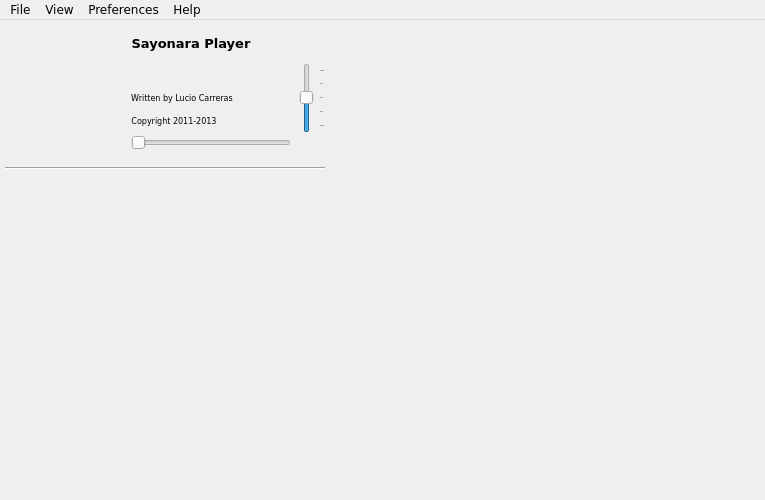
Before: the Qt Designer form trunk/src/GUI/player/GUI_Player.ui in shahid334/sayonara-player, drawn with Qt 5.
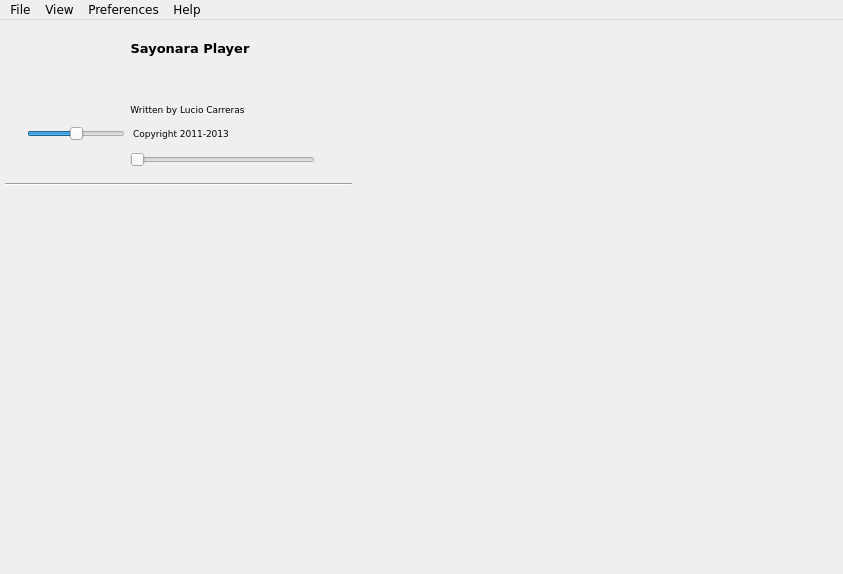
After: the same form once the commit is applied. Icons and pictures are not drawn. Custom widgets are drawn as their Qt base class.

Patch:
```diff
--- a/trunk/src/GUI/player/GUI_Player.ui
+++ b/trunk/src/GUI/player/GUI_Player.ui
@@ -6,8 +6,8 @@
    <rect>
     <x>0</x>
     <y>0</y>
-    <width>765</width>
-    <height>500</height>
+    <width>843</width>
+    <height>574</height>
    </rect>
   </property>
   <property name="minimumSize">
@@ -69,10 +69,140 @@
     <property name="bottomMargin">
      <number>12</number>
     </property>
+    <property name="horizontalSpacing">
+     <number>5</number>
+    </property>
     <property name="verticalSpacing">
      <number>0</number>
     </property>
-    <item row="7" column="3" rowspan="2">
+    <item row="0" column="4" rowspan="11" colspan="4">
+     <widget class="QWidget" name="library_widget" native="true">
+      <property name="sizePolicy">
+       <sizepolicy hsizetype="MinimumExpanding" vsizetype="Expanding">
+        <horstretch>5</horstretch>
+        <verstretch>0</verstretch>
+       </sizepolicy>
+      </property>
+      <property name="minimumSize">
+       <size>
+        <width>430</width>
+        <height>0</height>
+       </size>
+      </property>
+      <property name="baseSize">
+       <size>
+        <width>0</width>
+        <height>0</height>
+       </size>
+      </property>
+      <property name="focusPolicy">
+       <enum>Qt::StrongFocus</enum>
+      </property>
+      <property name="styleSheet">
+       <string notr="true"/>
+      </property>
+     </widget>
+    </item>
+    <item row="5" column="1">
+     <spacer name="verticalSpacer">
+      <property name="orientation">
+       <enum>Qt::Vertical</enum>
+      </property>
+      <property name="sizeType">
+       <enum>QSizePolicy::Fixed</enum>
+      </property>
+      <property name="sizeHint" stdset="0">
+       <size>
+        <width>20</width>
+        <height>5</height>
+       </size>
+      </property>
+     </spacer>
+    </item>
+    <item row="8" column="0" colspan="4">
+     <widget class="Line" name="line">
+      <property name="sizePolicy">
+       <sizepolicy hsizetype="MinimumExpanding" vsizetype="Fixed">
+        <horstretch>3</horstretch>
+        <verstretch>0</verstretch>
+       </sizepolicy>
+      </property>
+      <property name="orientation">
+       <enum>Qt::Horizontal</enum>
+      </property>
+     </widget>
+    </item>
+    <item row="9" column="0" colspan="4">
+     <layout class="QVBoxLayout" name="verticalLayout_2">
+      <property name="spacing">
+       <number>0</number>
+      </property>
+      <item>
+       <widget class="QWidget" name="plugin_widget" native="true">
+        <property name="sizePolicy">
+         <sizepolicy hsizetype="MinimumExpanding" vsizetype="Maximum">
+          <horstretch>0</horstretch>
+          <verstretch>0</verstretch>
+         </sizepolicy>
+        </property>
+        <property name="minimumSize">
+         <size>
+          <width>0</width>
+          <height>0</height>
+         </size>
+        </property>
+        <property name="maximumSize">
+         <size>
+          <width>16777215</width>
+          <height>1654887</height>
+         </size>
+        </property>
+        <property name="styleSheet">
+         <string notr="true"/>
+        </property>
+        <layout class="QGridLayout" name="gridLayout_2">
+         <property name="topMargin">
+          <number>0</number>
+         </property>
+         <property name="bottomMargin">
+          <number>0</number>
+         </property>
+        </layout>
+       </widget>
+      </item>
+     </layout>
+    </item>
+    <item row="6" column="3" rowspan="2">
+     <widget class="QFrame" name="my_frame_2">
+      <property name="minimumSize">
+       <size>
+        <width>32</width>
+        <height>32</height>
+       </size>
+      </property>
+      <property name="maximumSize">
+       <size>
+        <width>32</width>
+        <height>32</height>
+       </size>
+      </property>
+      <property name="frameShape">
+       <enum>QFrame::NoFrame</enum>
+      </property>
+      <property name="frameShadow">
+       <enum>QFrame::Plain</enum>
+      </property>
+      <property name="lineWidth">
+       <number>0</number>
+      </property>
+      <layout class="QGridLayout" name="gridLayout_4">
+       <property name="margin">
+        <number>0</number>
+       </property>
+       <property name="spacing">
+        <number>0</number>
+       </property>
+       <item row="0" column="0">
      <widget class="QPushButton" name="btn_stop">
       <property name="minimumSize">
        <size>
@@ -107,180 +237,116 @@
       </property>
      </widget>
     </item>
-    <item row="0" column="1" colspan="2">
-     <layout class="QHBoxLayout" name="horizontalLayout_3">
-      <item>
-       <widget class="QLabel" name="lab_sayonara">
-        <property name="sizePolicy">
-         <sizepolicy hsizetype="Preferred" vsizetype="Maximum">
-          <horstretch>0</horstretch>
-          <verstretch>0</verstretch>
-         </sizepolicy>
-        </property>
-        <property name="minimumSize">
-         <size>
-          <width>0</width>
-          <height>40</height>
-         </size>
-        </property>
-        <property name="maximumSize">
-         <size>
-          <width>16777215</width>
-          <height>40</height>
-         </size>
-        </property>
-        <property name="font">
-         <font>
-          <pointsize>10</pointsize>
-          <weight>75</weight>
-          <bold>true</bold>
-          <stylestrategy>PreferAntialias</stylestrategy>
-         </font>
-        </property>
-        <property name="text">
-         <string>Sayonara Player</string>
-        </property>
-        <property name="alignment">
-         <set>Qt::AlignCenter</set>
-        </property>
-       </widget>
-      </item>
-      <item>
-       <widget class="QLabel" name="lab_title">
-        <property name="sizePolicy">
-         <sizepolicy hsizetype="Preferred" vsizetype="Preferred">
-          <horstretch>0</horstretch>
-          <verstretch>0</verstretch>
-         </sizepolicy>
-        </property>
-        <property name="minimumSize">
-         <size>
-          <width>0</width>
-          <height>40</height>
-         </size>
-        </property>
-        <property name="maximumSize">
-         <size>
-          <width>16777215</width>
-          <height>40</height>
-         </size>
-        </property>
-        <property name="font">
-         <font>
-          <pointsize>10</pointsize>
-          <weight>75</weight>
-          <bold>true</bold>
-          <stylestrategy>PreferAntialias</stylestrategy>
-         </font>
-        </property>
-        <property name="styleSheet">
-         <string notr="true"/>
-        </property>
-        <property name="locale">
-         <locale language="German" country="Germany"/>
-        </property>
-        <property name="inputMethodHints">
-         <set>Qt::ImhNone</set>
-        </property>
-        <property name="text">
-         <string notr="true"/>
-        </property>
-        <property name="textFormat">
-         <enum>Qt::PlainText</enum>
-        </property>
-        <property name="scaledContents">
-         <bool>true</bool>
-        </property>
-        <property name="alignment">
-         <set>Qt::AlignCenter</set>
-        </property>
-        <property name="wordWrap">
-         <bool>true</bool>
-        </property>
-        <property name="textInteractionFlags">
-         <set>Qt::LinksAccessibleByMouse|Qt::TextSelectableByMouse</set>
-        </property>
-       </widget>
-      </item>
-      <item>
-       <widget class="QPushButton" name="btn_correct">
-        <property name="minimumSize">
-         <size>
-          <width>0</width>
-          <height>0</height>
-         </size>
-        </property>
-        <property name="maximumSize">
-         <size>
-          <width>18</width>
-          <height>18</height>
-         </size>
-        </property>
-        <property name="toolTip">
-         <string>Correct Metadata</string>
-        </property>
-        <property name="text">
-         <string/>
-        </property>
-        <property name="icon">
-         <iconset>
-          <normaloff>:/icons/id3.png</normaloff>:/icons/id3.png</iconset>
-        </property>
-        <property name="iconSize">
-         <size>
-          <width>18</width>
-          <height>18</height>
-         </size>
-        </property>
-        <property name="flat">
-         <bool>true</bool>
-        </property>
-       </widget>
-      </item>
-     </layout>
+      </layout>
+     </widget>
     </item>
-    <item row="12" column="0" colspan="4">
-     <widget class="QWidget" name="playlist_widget" native="true">
+    <item row="6" column="1" rowspan="2" colspan="2">
+     <widget class="QFrame" name="my_frame_3">
+      <property name="frameShape">
+       <enum>QFrame::NoFrame</enum>
+      </property>
+      <property name="frameShadow">
+       <enum>QFrame::Plain</enum>
+      </property>
+      <property name="lineWidth">
+       <number>0</number>
+      </property>
+      <layout class="QGridLayout" name="gridLayout_6">
+       <property name="margin">
+        <number>0</number>
+       </property>
+       <property name="spacing">
+        <number>0</number>
+       </property>
+       <item row="1" column="0">
+        <widget class="QLabel" name="curTime">
       <property name="sizePolicy">
-       <sizepolicy hsizetype="MinimumExpanding" vsizetype="MinimumExpanding">
+          <sizepolicy hsizetype="Minimum" vsizetype="Preferred">
         <horstretch>0</horstretch>
         <verstretch>0</verstretch>
        </sizepolicy>
       </property>
-     </widget>
-    </item>
-    <item row="0" column="0" rowspan="7">
-     <widget class="QPushButton" name="albumCover">
       <property name="minimumSize">
        <size>
-        <width>95</width>
-        <height>95</height>
+           <width>50</width>
+           <height>0</height>
        </size>
       </property>
       <property name="maximumSize">
        <size>
-        <width>95</width>
-        <height>95</height>
-       </size>
-      </property>
-      <property name="focusPolicy">
-       <enum>Qt::NoFocus</enum>
-      </property>
+           <width>50</width>
+           <height>16</height>
+          </size>
+         </property>
+         <property name="font">
+          <font>
+           <pointsize>7</pointsize>
+          </font>
+         </property>
+         <property name="styleSheet">
+          <string notr="true"/>
+         </property>
+         <property name="lineWidth">
+          <number>0</number>
+         </property>
       <property name="text">
-       <string/>
-      </property>
-      <property name="iconSize">
+          <string notr="true"/>
+         </property>
+        </widget>
+       </item>
+       <item row="1" column="1">
+        <spacer name="horizontalSpacer">
+         <property name="orientation">
+          <enum>Qt::Horizontal</enum>
+         </property>
+         <property name="sizeType">
+          <enum>QSizePolicy::MinimumExpanding</enum>
+         </property>
+         <property name="sizeHint" stdset="0">
        <size>
-        <width>95</width>
-        <height>95</height>
-       </size>
-      </property>
-      <property name="flat">
-       <bool>true</bool>
-      </property>
-     </widget>
-    </item>
-    <item row="7" column="1" colspan="2">
+           <width>85</width>
+           <height>13</height>
+          </size>
+         </property>
+        </spacer>
+       </item>
+       <item row="1" column="2">
+        <widget class="QLabel" name="maxTime">
+         <property name="sizePolicy">
+          <sizepolicy hsizetype="Minimum" vsizetype="Preferred">
+           <horstretch>0</horstretch>
+           <verstretch>0</verstretch>
+          </sizepolicy>
+         </property>
+         <property name="minimumSize">
+          <size>
+           <width>50</width>
+           <height>0</height>
+          </size>
+         </property>
+         <property name="maximumSize">
+          <size>
+           <width>100</width>
+           <height>16</height>
+          </size>
+         </property>
+         <property name="font">
+          <font>
+           <pointsize>7</pointsize>
+          </font>
+         </property>
+         <property name="lineWidth">
+          <number>0</number>
+         </property>
+         <property name="text">
+          <string notr="true"/>
+         </property>
+         <property name="alignment">
+          <set>Qt::AlignRight|Qt::AlignTrailing|Qt::AlignVCenter</set>
+         </property>
+        </widget>
+       </item>
+       <item row="0" column="0" colspan="3">
      <widget class="SearchSlider" name="songProgress">
       <property name="sizePolicy">
        <sizepolicy hsizetype="Expanding" vsizetype="Fixed">
@@ -326,7 +392,40 @@
       </property>
      </widget>
     </item>
-    <item row="7" column="0" rowspan="2">
+      </layout>
+     </widget>
+    </item>
+    <item row="6" column="0" rowspan="2">
+     <widget class="QFrame" name="my_frame">
+      <property name="minimumSize">
+       <size>
+        <width>0</width>
+        <height>32</height>
+       </size>
+      </property>
+      <property name="maximumSize">
+       <size>
+        <width>16777215</width>
+        <height>32</height>
+       </size>
+      </property>
+      <property name="frameShape">
+       <enum>QFrame::NoFrame</enum>
+      </property>
+      <property name="frameShadow">
+       <enum>QFrame::Plain</enum>
+      </property>
+      <property name="lineWidth">
+       <number>0</number>
+      </property>
+      <layout class="QGridLayout" name="gridLayout_3">
+       <property name="margin">
+        <number>0</number>
+       </property>
+       <property name="spacing">
+        <number>0</number>
+       </property>
+       <item row="0" column="0">
      <layout class="QHBoxLayout" name="horizontalLayout_2">
       <property name="spacing">
        <number>0</number>
@@ -413,13 +512,10 @@
         </property>
         <property name="iconSize">
          <size>
-          <width>28</width>
-          <height>28</height>
-         </size>
-        </property>
-        <property name="shortcut">
-         <string/>
-        </property>
+             <width>26</width>
+             <height>26</height>
+            </size>
+           </property>
         <property name="autoDefault">
          <bool>false</bool>
         </property>
@@ -457,10 +553,13 @@
         </property>
         <property name="iconSize">
          <size>
-          <width>28</width>
-          <height>28</height>
-         </size>
-        </property>
+             <width>26</width>
+             <height>26</height>
+            </size>
+           </property>
+           <property name="shortcut">
+            <string>Ctrl+S</string>
+           </property>
         <property name="checkable">
          <bool>true</bool>
         </property>
@@ -512,296 +611,137 @@
       </item>
      </layout>
     </item>
-    <item row="1" column="3" rowspan="6">
-     <widget class="SearchSlider" name="volumeSlider">
-      <property name="sizePolicy">
-       <sizepolicy hsizetype="Fixed" vsizetype="Expanding">
-        <horstretch>0</horstretch>
-        <verstretch>0</verstretch>
-       </sizepolicy>
-      </property>
-      <property name="maximumSize">
-       <size>
-        <width>28</width>
-        <height>70</height>
-       </size>
-      </property>
-      <property name="focusPolicy">
-       <enum>Qt::NoFocus</enum>
-      </property>
-      <property name="value">
-       <number>50</number>
-      </property>
-      <property name="tracking">
-       <bool>true</bool>
-      </property>
-      <property name="orientation">
-       <enum>Qt::Vertical</enum>
-      </property>
-      <property name="invertedAppearance">
-       <bool>false</bool>
-      </property>
-      <property name="invertedControls">
-       <bool>false</bool>
-      </property>
-      <property name="tickPosition">
-       <enum>QSlider::TicksBelow</enum>
-      </property>
-      <property name="tickInterval">
-       <number>25</number>
-      </property>
+      </layout>
      </widget>
     </item>
-    <item row="0" column="6" rowspan="13" colspan="4">
-     <widget class="QWidget" name="library_widget" native="true">
+    <item row="10" column="0" colspan="4">
+     <widget class="QWidget" name="playlist_widget" native="true">
       <property name="sizePolicy">
-       <sizepolicy hsizetype="MinimumExpanding" vsizetype="Expanding">
-        <horstretch>5</horstretch>
-        <verstretch>0</verstretch>
-       </sizepolicy>
-      </property>
-      <property name="minimumSize">
-       <size>
-        <width>430</width>
-        <height>0</height>
-       </size>
-      </property>
-      <property name="baseSize">
-       <size>
-        <width>0</width>
-        <height>0</height>
-       </size>
-      </property>
-      <property name="focusPolicy">
-       <enum>Qt::StrongFocus</enum>
-      </property>
-      <property name="styleSheet">
-       <string notr="true"/>
-      </property>
-     </widget>
-    </item>
-    <item row="9" column="0" colspan="4">
-     <widget class="Line" name="line">
-      <property name="enabled">
-       <bool>true</bool>
-      </property>
-      <property name="sizePolicy">
-       <sizepolicy hsizetype="MinimumExpanding" vsizetype="Fixed">
+       <sizepolicy hsizetype="MinimumExpanding" vsizetype="MinimumExpanding">
         <horstretch>3</horstretch>
         <verstretch>0</verstretch>
        </sizepolicy>
       </property>
-      <property name="minimumSize">
-       <size>
-        <width>320</width>
-        <height>3</height>
-       </size>
-      </property>
-      <property name="styleSheet">
-       <string notr="true"/>
-      </property>
-      <property name="frameShadow">
-       <enum>QFrame::Sunken</enum>
-      </property>
-      <property name="lineWidth">
-       <number>1</number>
-      </property>
-      <property name="midLineWidth">
-       <number>0</number>
-      </property>
-      <property name="orientation">
-       <enum>Qt::Horizontal</enum>
-      </property>
      </widget>
     </item>
-    <item row="8" column="1" colspan="2">
+    <item row="0" column="1" colspan="3">
      <layout class="QHBoxLayout" name="horizontalLayout">
-      <property name="spacing">
-       <number>2</number>
-      </property>
+      <item>
+       <widget class="QLabel" name="lab_sayonara">
+        <property name="sizePolicy">
+         <sizepolicy hsizetype="Preferred" vsizetype="Maximum">
+          <horstretch>0</horstretch>
+          <verstretch>0</verstretch>
+         </sizepolicy>
+        </property>
+        <property name="minimumSize">
+         <size>
+          <width>0</width>
+          <height>40</height>
+         </size>
+        </property>
+        <property name="maximumSize">
+         <size>
+          <width>16777215</width>
+          <height>40</height>
+         </size>
+        </property>
+        <property name="font">
+         <font>
+          <pointsize>10</pointsize>
+          <weight>75</weight>
+          <bold>true</bold>
+          <stylestrategy>PreferAntialias</stylestrategy>
+         </font>
+        </property>
+        <property name="text">
+         <string>Sayonara Player</string>
+        </property>
+        <property name="alignment">
+         <set>Qt::AlignCenter</set>
+        </property>
+       </widget>
+      </item>
       <item>
-       <widget class="QLabel" name="curTime">
+       <widget class="QLabel" name="lab_title">
         <property name="sizePolicy">
-         <sizepolicy hsizetype="Minimum" vsizetype="Preferred">
+         <sizepolicy hsizetype="MinimumExpanding" vsizetype="Preferred">
           <horstretch>0</horstretch>
           <verstretch>0</verstretch>
          </sizepolicy>
         </property>
         <property name="minimumSize">
          <size>
-          <width>50</width>
-          <height>0</height>
+          <width>0</width>
+          <height>40</height>
          </size>
         </property>
         <property name="maximumSize">
          <size>
-          <width>50</width>
-          <height>16</height>
+          <width>16777215</width>
+          <height>40</height>
          </size>
         </property>
         <property name="font">
          <font>
-          <pointsize>7</pointsize>
+          <pointsize>10</pointsize>
+          <weight>75</weight>
+          <bold>true</bold>
+          <stylestrategy>PreferAntialias</stylestrategy>
          </font>
         </property>
         <property name="styleSheet">
-         <string notr="true"/>
+         <string notr="true">border-bottom: 1px groove qlineargradient(x1: 0, y1: 0, x2: 1, y2: 0, stop:0 transparent, stop: 0.3 #242424, stop: 0.7 #242424, stop: 1.0 transparent);</string>
         </property>
-        <property name="lineWidth">
-         <number>0</number>
+        <property name="locale">
+         <locale language="German" country="Germany"/>
         </property>
         <property name="text">
          <string notr="true"/>
         </property>
-       </widget>
-      </item>
-      <item>
-       <spacer name="horizontalSpacer">
-        <property name="orientation">
-         <enum>Qt::Horizontal</enum>
+        <property name="textFormat">
+         <enum>Qt::PlainText</enum>
         </property>
-        <property name="sizeType">
-         <enum>QSizePolicy::MinimumExpanding</enum>
-        </property>
-        <property name="sizeHint" stdset="0">
-         <size>
-          <width>40</width>
-          <height>10</height>
-         </size>
-        </property>
-       </spacer>
-      </item>
-      <item>
-       <widget class="QLabel" name="maxTime">
-        <property name="sizePolicy">
-         <sizepolicy hsizetype="Minimum" vsizetype="Preferred">
-          <horstretch>0</horstretch>
-          <verstretch>0</verstretch>
-         </sizepolicy>
-        </property>
-        <property name="minimumSize">
-         <size>
-          <width>50</width>
-          <height>0</height>
-         </size>
-        </property>
-        <property name="maximumSize">
-         <size>
-          <width>100</width>
-          <height>16</height>
-         </size>
-        </property>
-        <property name="font">
-         <font>
-          <pointsize>7</pointsize>
-         </font>
-        </property>
-        <property name="lineWidth">
-         <number>0</number>
-        </property>
-        <property name="text">
-         <string notr="true"/>
+        <property name="scaledContents">
+         <bool>true</bool>
         </property>
         <property name="alignment">
-         <set>Qt::AlignRight|Qt::AlignTrailing|Qt::AlignVCenter</set>
+         <set>Qt::AlignCenter</set>
+        </property>
+        <property name="wordWrap">
+         <bool>true</bool>
+        </property>
+        <property name="textInteractionFlags">
+         <set>Qt::LinksAccessibleByMouse|Qt::TextSelectableByMouse</set>
         </property>
        </widget>
       </item>
      </layout>
     </item>
-    <item row="0" column="3">
-     <widget class="QPushButton" name="btn_mute">
+    <item row="1" column="1" colspan="3">
+     <layout class="QHBoxLayout" name="horizontalLayout_3">
+      <item>
+       <widget class="QLabel" name="lab_version">
+        <property name="minimumSize">
+         <size>
+          <width>0</width>
+          <height>20</height>
+         </size>
+        </property>
       <property name="maximumSize">
        <size>
-        <width>28</width>
-        <height>30</height>
-       </size>
-      </property>
-      <property name="focusPolicy">
-       <enum>Qt::NoFocus</enum>
+          <width>16777215</width>
+          <height>20</height>
+         </size>
+        </property>
+        <property name="font">
+         <font>
+          <pointsize>8</pointsize>
+          <stylestrategy>PreferAntialias</stylestrategy>
+         </font>
       </property>
       <property name="text">
        <string/>
-      </property>
-      <property name="icon">
-       <iconset>
-        <normaloff>:/icons/vol_mute.png</normaloff>:/icons/vol_mute.png</iconset>
-      </property>
-      <property name="iconSize">
-       <size>
-        <width>24</width>
-        <height>24</height>
-       </size>
-      </property>
-      <property name="flat">
-       <bool>true</bool>
-      </property>
-     </widget>
-    </item>
-    <item row="11" column="0" colspan="4">
-     <layout class="QVBoxLayout" name="verticalLayout_2">
-      <property name="spacing">
-       <number>0</number>
-      </property>
-      <item>
-       <widget class="QWidget" name="plugin_widget" native="true">
-        <property name="sizePolicy">
-         <sizepolicy hsizetype="MinimumExpanding" vsizetype="Maximum">
-          <horstretch>0</horstretch>
-          <verstretch>0</verstretch>
-         </sizepolicy>
-        </property>
-        <property name="minimumSize">
-         <size>
-          <width>0</width>
-          <height>0</height>
-         </size>
-        </property>
-        <property name="maximumSize">
-         <size>
-          <width>16777215</width>
-          <height>1654887</height>
-         </size>
-        </property>
-        <property name="styleSheet">
-         <string notr="true"/>
-        </property>
-        <layout class="QGridLayout" name="gridLayout_2">
-         <property name="topMargin">
-          <number>0</number>
-         </property>
-         <property name="bottomMargin">
-          <number>0</number>
-         </property>
-        </layout>
-       </widget>
-      </item>
-     </layout>
-    </item>
-    <item row="3" column="1" rowspan="2" colspan="2">
-     <layout class="QHBoxLayout" name="horizontalLayout_6">
-      <item>
-       <widget class="QLabel" name="lab_writtenby">
-        <property name="minimumSize">
-         <size>
-          <width>0</width>
-          <height>20</height>
-         </size>
-        </property>
-        <property name="maximumSize">
-         <size>
-          <width>16777215</width>
-          <height>20</height>
-         </size>
-        </property>
-        <property name="font">
-         <font>
-          <pointsize>6</pointsize>
-          <stylestrategy>PreferAntialias</stylestrategy>
-         </font>
-        </property>
-        <property name="text">
-         <string>Written by Lucio Carreras</string>
         </property>
         <property name="alignment">
          <set>Qt::AlignCenter</set>
@@ -811,7 +751,7 @@
       <item>
        <widget class="QLabel" name="lab_artist">
         <property name="sizePolicy">
-         <sizepolicy hsizetype="Ignored" vsizetype="Preferred">
+         <sizepolicy hsizetype="MinimumExpanding" vsizetype="Preferred">
           <horstretch>0</horstretch>
           <verstretch>0</verstretch>
          </sizepolicy>
@@ -830,7 +770,9 @@
         </property>
         <property name="font">
          <font>
-          <pointsize>6</pointsize>
+          <pointsize>7</pointsize>
+          <weight>75</weight>
+          <bold>true</bold>
           <stylestrategy>PreferAntialias</stylestrategy>
          </font>
         </property>
@@ -862,10 +804,96 @@
       </item>
      </layout>
     </item>
-    <item row="5" column="1" rowspan="2" colspan="2">
-     <layout class="QHBoxLayout" name="horizontalLayout_7">
+    <item row="2" column="1" colspan="3">
+     <layout class="QHBoxLayout" name="horizontalLayout_4">
+      <item>
+       <widget class="QLabel" name="lab_writtenby">
+        <property name="sizePolicy">
+         <sizepolicy hsizetype="Preferred" vsizetype="Preferred">
+          <horstretch>0</horstretch>
+          <verstretch>0</verstretch>
+         </sizepolicy>
+        </property>
+        <property name="minimumSize">
+         <size>
+          <width>0</width>
+          <height>20</height>
+         </size>
+        </property>
+        <property name="maximumSize">
+         <size>
+          <width>16777215</width>
+          <height>20</height>
+         </size>
+        </property>
+        <property name="font">
+         <font>
+          <pointsize>7</pointsize>
+          <stylestrategy>PreferAntialias</stylestrategy>
+         </font>
+        </property>
+        <property name="text">
+         <string>Written by Lucio Carreras</string>
+        </property>
+        <property name="alignment">
+         <set>Qt::AlignCenter</set>
+        </property>
+       </widget>
+      </item>
+      <item>
+       <widget class="QLabel" name="lab_album">
+        <property name="sizePolicy">
+         <sizepolicy hsizetype="Ignored" vsizetype="Preferred">
+          <horstretch>0</horstretch>
+          <verstretch>0</verstretch>
+         </sizepolicy>
+        </property>
+        <property name="minimumSize">
+         <size>
+          <width>0</width>
+          <height>20</height>
+         </size>
+        </property>
+        <property name="maximumSize">
+         <size>
+          <width>16777215</width>
+          <height>20</height>
+         </size>
+        </property>
+        <property name="font">
+         <font>
+          <pointsize>7</pointsize>
+          <weight>75</weight>
+          <bold>true</bold>
+          <stylestrategy>PreferAntialias</stylestrategy>
+         </font>
+        </property>
+        <property name="styleSheet">
+         <string notr="true"/>
+        </property>
+        <property name="text">
+         <string notr="true"/>
+        </property>
+        <property name="alignment">
+         <set>Qt::AlignCenter</set>
+        </property>
+        <property name="wordWrap">
+         <bool>true</bool>
+        </property>
+       </widget>
+      </item>
+     </layout>
+    </item>
+    <item row="3" column="1" colspan="3">
+     <layout class="QHBoxLayout" name="horizontalLayout_5">
       <item>
        <widget class="QLabel" name="lab_copyright">
+        <property name="sizePolicy">
+         <sizepolicy hsizetype="Preferred" vsizetype="Preferred">
+          <horstretch>0</horstretch>
+          <verstretch>0</verstretch>
+         </sizepolicy>
+        </property>
         <property name="minimumSize">
          <size>
           <width>0</width>
@@ -880,7 +908,7 @@
         </property>
         <property name="font">
          <font>
-          <pointsize>6</pointsize>
+          <pointsize>7</pointsize>
           <stylestrategy>PreferAntialias</stylestrategy>
          </font>
         </property>
@@ -893,78 +921,6 @@
        </widget>
       </item>
       <item>
-       <widget class="QLabel" name="lab_album">
-        <property name="sizePolicy">
-         <sizepolicy hsizetype="Ignored" vsizetype="Preferred">
-          <horstretch>0</horstretch>
-          <verstretch>0</verstretch>
-         </sizepolicy>
-        </property>
-        <property name="minimumSize">
-         <size>
-          <width>0</width>
-          <height>20</height>
-         </size>
-        </property>
-        <property name="maximumSize">
-         <size>
-          <width>16777215</width>
-          <height>20</height>
-         </size>
-        </property>
-        <property name="font">
-         <font>
-          <pointsize>6</pointsize>
-          <stylestrategy>PreferAntialias</stylestrategy>
-         </font>
-        </property>
-        <property name="styleSheet">
-         <string notr="true"/>
-        </property>
-        <property name="text">
-         <string notr="true"/>
-        </property>
-        <property name="alignment">
-         <set>Qt::AlignCenter</set>
-        </property>
-        <property name="wordWrap">
-         <bool>true</bool>
-        </property>
-       </widget>
-      </item>
-     </layout>
-    </item>
-    <item row="1" column="1" rowspan="2" colspan="2">
-     <layout class="QHBoxLayout" name="horizontalLayout_8">
-      <item>
-       <widget class="QLabel" name="lab_version">
-        <property name="minimumSize">
-         <size>
-          <width>0</width>
-          <height>20</height>
-         </size>
-        </property>
-        <property name="maximumSize">
-         <size>
-          <width>16777215</width>
-          <height>20</height>
-         </size>
-        </property>
-        <property name="font">
-         <font>
-          <pointsize>8</pointsize>
-          <stylestrategy>PreferAntialias</stylestrategy>
-         </font>
-        </property>
-        <property name="text">
-         <string/>
-        </property>
-        <property name="alignment">
-         <set>Qt::AlignCenter</set>
-        </property>
-       </widget>
-      </item>
-      <item>
        <widget class="QLabel" name="lab_rating">
         <property name="minimumSize">
          <size>
@@ -980,18 +936,12 @@
         </property>
         <property name="font">
          <font>
-          <pointsize>8</pointsize>
-          <weight>75</weight>
-          <bold>true</bold>
+          <pointsize>7</pointsize>
+          <weight>50</weight>
+          <bold>false</bold>
           <stylestrategy>PreferAntialias</stylestrategy>
          </font>
         </property>
-        <property name="autoFillBackground">
-         <bool>false</bool>
-        </property>
-        <property name="styleSheet">
-         <string notr="true"/>
-        </property>
         <property name="text">
          <string notr="true"/>
         </property>
@@ -1000,8 +950,165 @@
         </property>
        </widget>
       </item>
+      <item>
+       <widget class="QPushButton" name="btn_correct">
+        <property name="minimumSize">
+         <size>
+          <width>0</width>
+          <height>0</height>
+         </size>
+        </property>
+        <property name="maximumSize">
+         <size>
+          <width>18</width>
+          <height>18</height>
+         </size>
+        </property>
+        <property name="toolTip">
+         <string>Correct Metadata</string>
+        </property>
+        <property name="text">
+         <string/>
+        </property>
+        <property name="icon">
+         <iconset>
+          <normaloff>:/icons/id3.png</normaloff>:/icons/id3.png</iconset>
+        </property>
+        <property name="iconSize">
+         <size>
+          <width>18</width>
+          <height>18</height>
+         </size>
+        </property>
+        <property name="flat">
+         <bool>true</bool>
+        </property>
+       </widget>
+      </item>
      </layout>
     </item>
+    <item row="3" column="0">
+     <layout class="QHBoxLayout" name="horizontalLayout_6">
+      <item>
+       <widget class="QPushButton" name="btn_mute">
+        <property name="minimumSize">
+         <size>
+          <width>22</width>
+          <height>22</height>
+         </size>
+        </property>
+        <property name="maximumSize">
+         <size>
+          <width>22</width>
+          <height>22</height>
+         </size>
+        </property>
+        <property name="sizeIncrement">
+         <size>
+          <width>0</width>
+          <height>0</height>
+         </size>
+        </property>
+        <property name="focusPolicy">
+         <enum>Qt::NoFocus</enum>
+        </property>
+        <property name="text">
+         <string/>
+        </property>
+        <property name="icon">
+         <iconset>
+          <normaloff>:/icons/vol_mute.png</normaloff>:/icons/vol_mute.png</iconset>
+        </property>
+        <property name="iconSize">
+         <size>
+          <width>20</width>
+          <height>20</height>
+         </size>
+        </property>
+        <property name="flat">
+         <bool>true</bool>
+        </property>
+       </widget>
+      </item>
+      <item>
+       <widget class="SearchSlider" name="volumeSlider">
+        <property name="sizePolicy">
+         <sizepolicy hsizetype="Preferred" vsizetype="Maximum">
+          <horstretch>0</horstretch>
+          <verstretch>0</verstretch>
+         </sizepolicy>
+        </property>
+        <property name="minimumSize">
+         <size>
+          <width>0</width>
+          <height>0</height>
+         </size>
+        </property>
+        <property name="maximumSize">
+         <size>
+          <width>1000</width>
+          <height>1000</height>
+         </size>
+        </property>
+        <property name="focusPolicy">
+         <enum>Qt::NoFocus</enum>
+        </property>
+        <property name="value">
+         <number>50</number>
+        </property>
+        <property name="tracking">
+         <bool>true</bool>
+        </property>
+        <property name="orientation">
+         <enum>Qt::Horizontal</enum>
+        </property>
+        <property name="invertedAppearance">
+         <bool>false</bool>
+        </property>
+        <property name="invertedControls">
+         <bool>false</bool>
+        </property>
+        <property name="tickPosition">
+         <enum>QSlider::NoTicks</enum>
+        </property>
+        <property name="tickInterval">
+         <number>25</number>
+        </property>
+       </widget>
+      </item>
+     </layout>
+    </item>
+    <item row="0" column="0" rowspan="3">
+     <widget class="QPushButton" name="albumCover">
+      <property name="minimumSize">
+       <size>
+        <width>100</width>
+        <height>100</height>
+       </size>
+      </property>
+      <property name="maximumSize">
+       <size>
+        <width>100</width>
+        <height>100</height>
+       </size>
+      </property>
+      <property name="focusPolicy">
+       <enum>Qt::NoFocus</enum>
+      </property>
+      <property name="text">
+       <string/>
+      </property>
+      <property name="iconSize">
+       <size>
+        <width>95</width>
+        <height>95</height>
+       </size>
+      </property>
+      <property name="flat">
+       <bool>true</bool>
+      </property>
+     </widget>
+    </item>
    </layout>
   </widget>
   <widget class="QMenuBar" name="menubar">
@@ -1009,7 +1116,7 @@
     <rect>
      <x>0</x>
      <y>0</y>
-     <width>765</width>
+     <width>843</width>
      <height>25</height>
     </rect>
    </property>
```
Left out of the diff: 7 changed lines with no effect on the pictures. Lines whose indentation alone changed are shown as unchanged.
